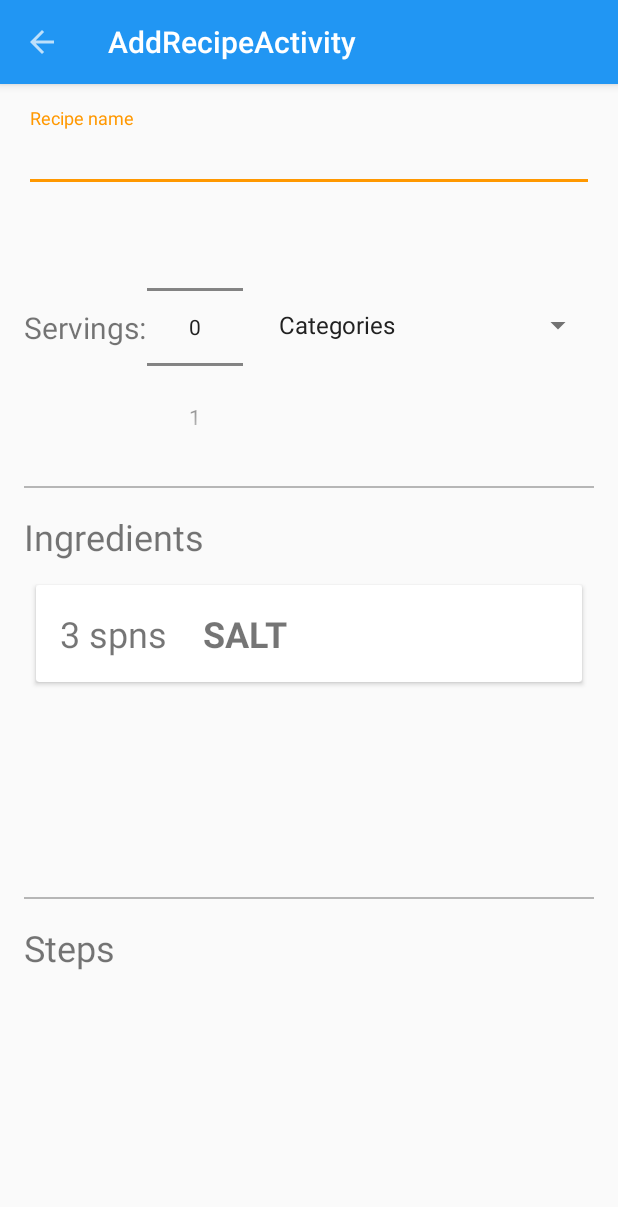
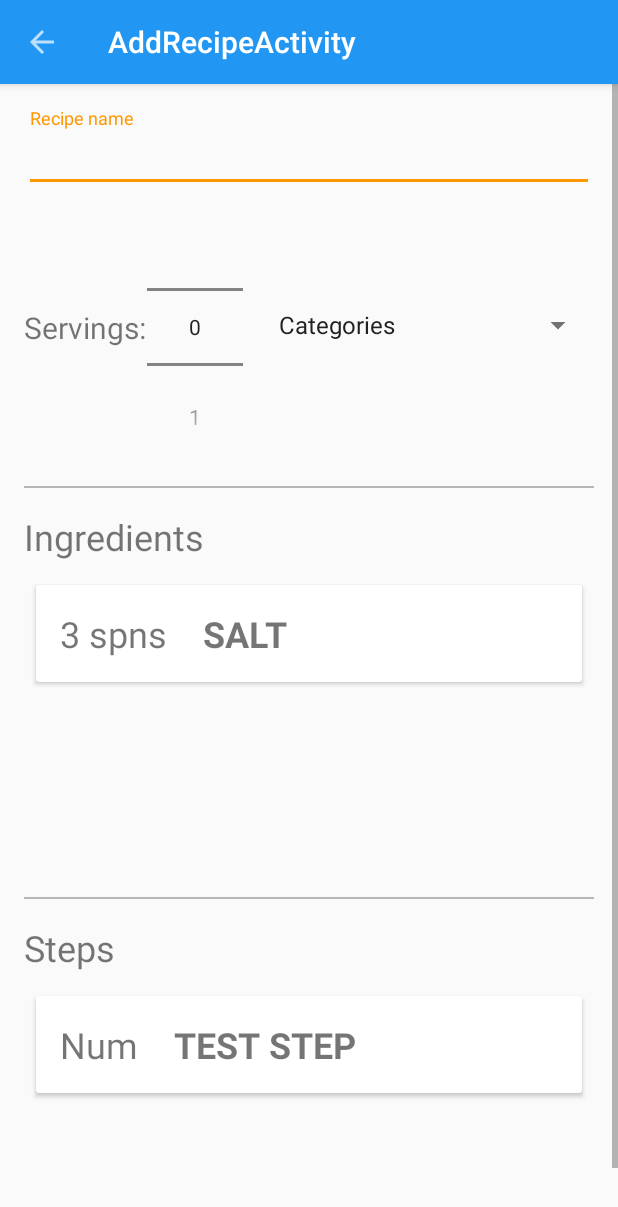
Before and after one commit to icaboalo/plan_to_eat, an Android app: the AddRecipeActivity screen opened directly, with no data from a screen before it, on a phone screen of 412 x 824 dp. Shown: the top 1207 px of the screen. Run offline under Robolectric (Android 15) with nearby library versions, the phone set to English and light mode, and no system bars; our stand-ins replace ButterKnife; libraries missing offline, so code that uses them is left out: com.oguzdev.circularfloatingactionmenu; 10 statements that could not run were skipped.

Commit message:
steps recycler adapter

```diff
--- /dev/null
+++ b/app/src/main/java/com/icaboalo/plantoeat/domain/Steps.java
@@ -0,0 +1,31 @@
+package com.icaboalo.plantoeat.domain;
+
+/**
+ * Created by icaboalo on 10/23/2015.
+ */
+public class Steps {
+
+    public Steps(String stepDescription, int stepNumber) {
+        mStepDescription = stepDescription;
+        mStepNumber = stepNumber;
+    }
+
+    String mStepDescription;
+    int mStepNumber;
+
+    public String getStepDescription() {
+        return mStepDescription;
+    }
+
+    public int getStepNumber() {
+        return mStepNumber;
+    }
+
+    public void setStepDescription(String stepDescription) {
+        mStepDescription = stepDescription;
+    }
+
+    public void setStepNumber(int stepNumber) {
+        mStepNumber = stepNumber;
+    }
+}
--- a/app/src/main/java/com/icaboalo/plantoeat/ui/activity/AddRecipeActivity.java
+++ b/app/src/main/java/com/icaboalo/plantoeat/ui/activity/AddRecipeActivity.java
@@ -12,7 +12,9 @@ import android.widget.Toast;
 
 import com.icaboalo.plantoeat.R;
 import com.icaboalo.plantoeat.domain.Ingredients;
+import com.icaboalo.plantoeat.domain.Steps;
 import com.icaboalo.plantoeat.ui.adapter.IngredientsRecyclerAdapter;
+import com.icaboalo.plantoeat.ui.adapter.StepsRecyclerAdapter;
 import com.oguzdev.circularfloatingactionmenu.library.FloatingActionButton;
 import com.oguzdev.circularfloatingactionmenu.library.FloatingActionMenu;
 import com.oguzdev.circularfloatingactionmenu.library.SubActionButton;
@@ -42,6 +44,10 @@ public class AddRecipeActivity extends AppCompatActivity implements View.OnClick
 
     FloatingActionMenu mFloatingActionMenu;
 
+    IngredientsRecyclerAdapter mIngredientsAdapter;
+
+    StepsRecyclerAdapter mStepsAdapter;
+
     @Override
     protected void onCreate(Bundle savedInstanceState) {
         super.onCreate(savedInstanceState);
@@ -56,6 +62,7 @@ public class AddRecipeActivity extends AppCompatActivity implements View.OnClick
         super.onResume();
         setupFloatingActionButton();
         setupIngredientsRecycler();
+        setupStepsRecycler();
         setupNumberPicker();
     }
 
@@ -95,10 +102,11 @@ public class AddRecipeActivity extends AppCompatActivity implements View.OnClick
                 .build();
     }
 
+//    setup ingredientsRecycler
     private void setupIngredientsRecycler() {
         LinearLayoutManager linearLayoutManager = new LinearLayoutManager(this, LinearLayoutManager.VERTICAL, false);
         mIngredientsRecycler.setLayoutManager(linearLayoutManager);
-        IngredientsRecyclerAdapter mIngredientsAdapter = new IngredientsRecyclerAdapter(this, createIngredient());
+        mIngredientsAdapter = new IngredientsRecyclerAdapter(this, createIngredient());
         mIngredientsRecycler.setAdapter(mIngredientsAdapter);
     }
 
@@ -106,9 +114,28 @@ public class AddRecipeActivity extends AppCompatActivity implements View.OnClick
         List<Ingredients> ingredientsList = new ArrayList<>();
         ingredientsList.add(new Ingredients("Salt", "3 spns"));
         ingredientsList.add(new Ingredients("Pepper", "2 spns"));
+        ingredientsList.add(new Ingredients("Salt", "3 spns"));
         ingredientsList.add(new Ingredients("Pepper", "2 spns"));
+        ingredientsList.add(new Ingredients("Salt", "3 spns"));
         ingredientsList.add(new Ingredients("Pepper", "2 spns"));
         return ingredientsList;
+    }
+
+//    setup stepsRecycler
+    private void setupStepsRecycler(){
+        LinearLayoutManager linearLayoutManager = new LinearLayoutManager(this, LinearLayoutManager.VERTICAL, false);
+        mStepsRecycler.setLayoutManager(linearLayoutManager);
+        mStepsAdapter = new StepsRecyclerAdapter(this, createStep());
+        mStepsRecycler.setAdapter(mStepsAdapter);
+    }
+
+    List<Steps> createStep(){
+        List<Steps> stepsList = new ArrayList<>();
+        int stepNum = stepsList.size();
+        stepsList.add(new Steps("Test step", stepNum));
+        stepsList.add(new Steps("Test step", stepNum));
+        stepsList.add(new Steps("Test step", stepNum));
+        return stepsList;
     }
 
     private void setupNumberPicker() {
--- /dev/null
+++ b/app/src/main/java/com/icaboalo/plantoeat/ui/adapter/StepsRecyclerAdapter.java
@@ -0,0 +1,68 @@
+package com.icaboalo.plantoeat.ui.adapter;
+
+import android.content.Context;
+import android.support.v7.widget.RecyclerView;
+import android.view.LayoutInflater;
+import android.view.View;
+import android.view.ViewGroup;
+import android.widget.TextView;
+
+import com.icaboalo.plantoeat.R;
+import com.icaboalo.plantoeat.domain.Steps;
+
+import java.util.ArrayList;
+import java.util.List;
+
+/**
+ * Created by icaboalo on 10/23/2015.
+ */
+public class StepsRecyclerAdapter extends RecyclerView.Adapter<StepsRecyclerAdapter.MyStepsViewHolder> {
+
+    Context mContext;
+    List<Steps> mStepsList = new ArrayList<>();
+    LayoutInflater mInflater;
+
+    public StepsRecyclerAdapter(Context context, List<Steps> stepsList) {
+        mContext = context;
+        mStepsList = stepsList;
+        mInflater = LayoutInflater.from(mContext);
+    }
+
+    @Override
+    public MyStepsViewHolder onCreateViewHolder(ViewGroup parent, int viewType) {
+        View view = mInflater.inflate(R.layout.item_row_steps_list, parent, false);
+        MyStepsViewHolder viewHolder = new MyStepsViewHolder(view, R.id.step_description, R.id.step_number);
+        return viewHolder;
+    }
+
+    @Override
+    public void onBindViewHolder(MyStepsViewHolder holder, int position) {
+        Steps steps = mStepsList.get(position);
+        holder.setStepNumber(position + 1);
+        holder.setStepDescription(steps.getStepDescription());
+    }
+
+    @Override
+    public int getItemCount() {
+        return mStepsList.size();
+    }
+
+    public class MyStepsViewHolder extends RecyclerView.ViewHolder{
+
+        TextView mStepDescription, mStepNumber;
+
+        public MyStepsViewHolder(View itemView, int stepDescriptionId, int stepNumberId) {
+            super(itemView);
+            mStepDescription = (TextView) itemView.findViewById(stepDescriptionId);
+            mStepNumber = (TextView) itemView.findViewById(stepNumberId);
+        }
+
+        public void setStepDescription(String stepDescription) {
+            mStepDescription.setText(stepDescription);
+        }
+
+        public void setStepNumber(int stepNumber) {
+            mStepNumber.setText(stepNumber);
+        }
+    }
+}
--- a/app/src/main/res/layout/content_add_recipe.xml
+++ b/app/src/main/res/layout/content_add_recipe.xml
@@ -103,7 +103,7 @@
         <android.support.v7.widget.RecyclerView
             android:id="@+id/steps_recycler_view"
             android:layout_width="match_parent"
-            android:layout_height="wrap_content"
+            android:layout_height="200dp"
             android:layout_below="@+id/steps"/>
 
     </RelativeLayout>
--- /dev/null
+++ b/app/src/main/res/layout/item_row_steps_list.xml
@@ -0,0 +1,40 @@
+<?xml version="1.0" encoding="utf-8"?>
+<LinearLayout xmlns:android="http://schemas.android.com/apk/res/android"
+              android:layout_width="match_parent"
+              android:layout_height="match_parent"
+              xmlns:app="http://schemas.android.com/apk/res-auto"
+              android:orientation="vertical">
+
+    <android.support.v7.widget.CardView
+        app:cardCornerRadius="2dp"
+        android:layout_width="match_parent"
+        android:layout_height="wrap_content"
+        android:layout_margin="8dp">
+
+        <LinearLayout
+            android:layout_width="match_parent"
+            android:layout_height="match_parent"
+            android:padding="16dp">
+
+            <TextView
+                android:layout_gravity="center"
+                android:text="Num"
+                android:textSize="24sp"
+                android:id="@+id/step_number"
+                android:layout_width="wrap_content"
+                android:layout_height="wrap_content"/>
+
+            <TextView
+                android:layout_gravity="center"
+                android:textStyle="bold"
+                android:textAllCaps="true"
+                android:id="@+id/step_description"
+                android:layout_marginLeft="24dp"
+                android:layout_width="wrap_content"
+                android:layout_height="wrap_content"
+                android:text="STEP"
+                android:textSize="24sp"/>
+        </LinearLayout>
+    </android.support.v7.widget.CardView>
+
+</LinearLayout>
```
